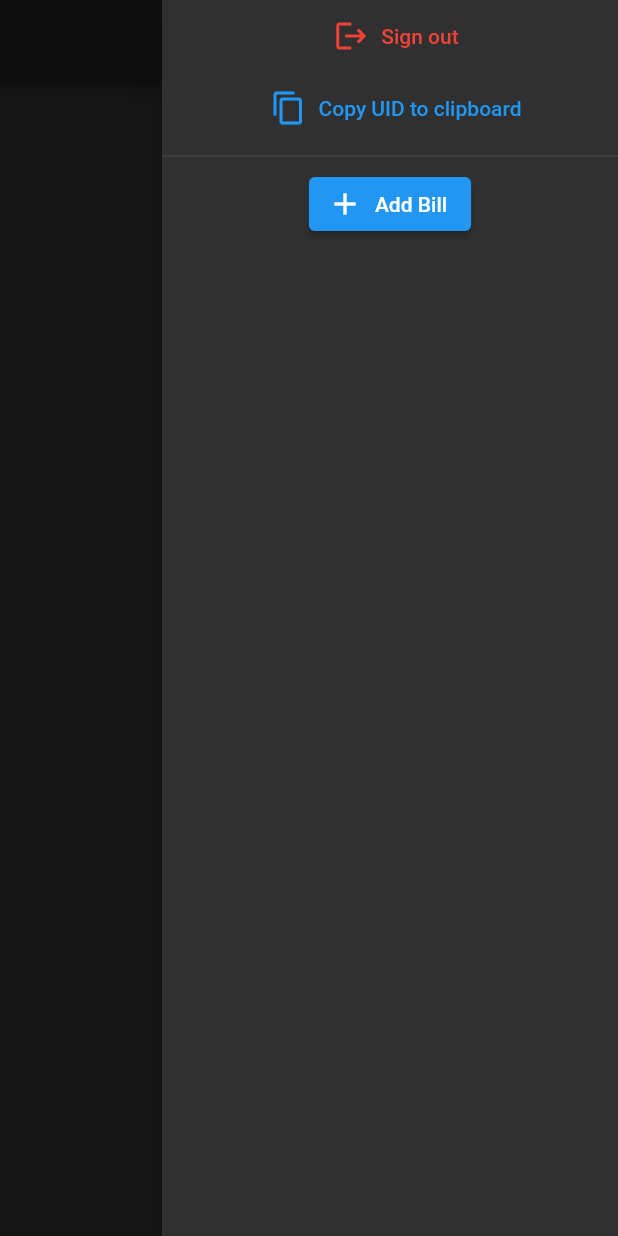
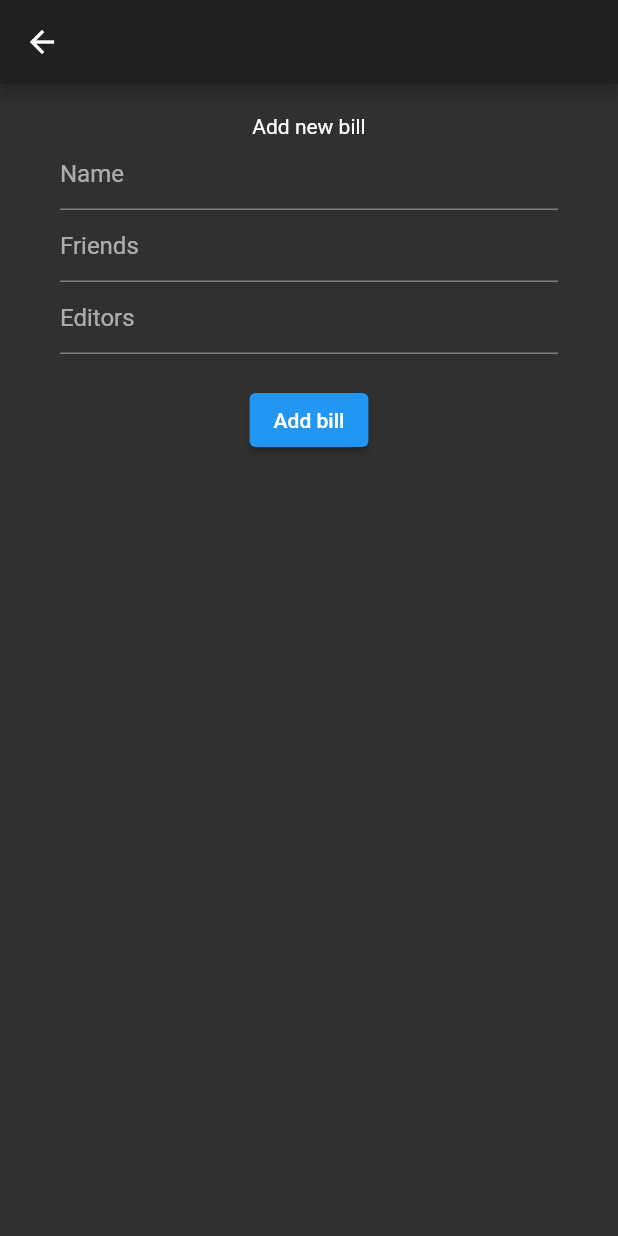
Before and after one commit to shammy8/bill_calculator_flutter, a Flutter app: the screen it shows once a user with an empty profile is signed in, in the side drawer, after a tap on "Add Bill", on a phone screen of 412 x 824 dp. Run offline on Flutter 3.47's test engine with Material 2 defaults, Android fonts, the phone set to English and light mode, and no system bars; our stand-ins replace cloud_firestore, firebase_auth, firebase_core, font_awesome_flutter, google_sign_in; missing offline and left inert: multiselect_formfield; accounts and stored records are empty; network calls fail.

Commit message:
Begin to add a screen for adding bill

```diff
--- a/lib/route_generator.dart
+++ b/lib/route_generator.dart
@@ -1,5 +1,4 @@
 import 'package:flutter/material.dart';
-import 'package:bill_calculator_flutter/screens/add_item.dart';
 import 'package:bill_calculator_flutter/screens/screens.dart';
 import 'package:bill_calculator_flutter/services/models.dart';
 // import 'package:bill_calculator_flutter/main.dart';
@@ -17,11 +16,13 @@ class RouteGenerator {
           );
         }
         return _errorRoute();
-      case '/add_bill':
+      case '/add_item':
         if (args is Bill) {
           return MaterialPageRoute(builder: (_) => AddItemScreen(bill: args));
         }
         return _errorRoute();
+      case '/add_bill':
+        return MaterialPageRoute(builder: (_) => const AddBillScreen());
       default:
         return _errorRoute();
     }
--- /dev/null
+++ b/lib/screens/add_bill.dart
@@ -0,0 +1,65 @@
+import 'package:flutter/material.dart';
+
+class AddBillScreen extends StatefulWidget {
+  const AddBillScreen({Key? key}) : super(key: key);
+
+  @override
+  _AddBillScreenState createState() => _AddBillScreenState();
+}
+
+class _AddBillScreenState extends State<AddBillScreen> {
+  final _formKey = GlobalKey<FormState>();
+  String name = '';
+
+  @override
+  Widget build(BuildContext context) {
+    return Scaffold(
+      appBar: AppBar(),
+      body: Container(
+        padding: const EdgeInsets.symmetric(vertical: 20, horizontal: 40),
+        child: Form(
+          key: _formKey,
+          child: SingleChildScrollView(
+            child: Column(
+              children: [
+                const Text('Add new bill'),
+                TextFormField(
+                  decoration: const InputDecoration(hintText: 'Name'),
+                  validator: (val) {
+                    if (val == '') {
+                      return 'Enter a name';
+                    } else if (val != null && val.length > 21) {
+                      return 'Description must be less than or equal to 20 letters long';
+                    }
+                    return null;
+                  },
+                  onChanged: (value) {
+                    setState(() => name = value);
+                  },
+                ),
+                TextFormField(
+                  decoration: const InputDecoration(hintText: 'Friends'),
+                ),
+                TextFormField(
+                  decoration: const InputDecoration(hintText: 'Editors'),
+                ),
+                const SizedBox(height: 20),
+                ElevatedButton(
+                  onPressed: () {
+                    if (_formKey.currentState!.validate()) {
+                      print(name);
+                      // StoreService().addItem(widget.bill.uid, description, cost,
+                      //     paidBy, sharedBy, date);
+                      // Navigator.pop(context);
+                    }
+                  },
+                  child: const Text('Add bill'),
+                ),
+              ],
+            ),
+          ),
+        ),
+      ),
+    );
+  }
+}
--- a/lib/screens/bill.dart
+++ b/lib/screens/bill.dart
@@ -32,7 +32,7 @@ class BillScreen extends StatelessWidget {
       builder: (context, child) {
         final List<Bill> bills = context.watch<List<Bill>>();
 
-        final items = context.watch<List<Item>>();
+        List<Item> items = context.watch<List<Item>>();
         items.sort((a, b) => b.date.compareTo(a.date));
 
         if (billId != 'empty') {
@@ -42,7 +42,7 @@ class BillScreen extends StatelessWidget {
             floatingActionButton: FloatingActionButton(
               onPressed: () {
                 Navigator.of(context).pushNamed(
-                  '/add_bill',
+                  '/add_item',
                   arguments: bill,
                 );
               },
--- a/lib/screens/screens.dart
+++ b/lib/screens/screens.dart
@@ -1,2 +1,4 @@
+export 'add_bill.dart';
+export 'add_item.dart';
 export 'bill.dart';
 export 'login.dart';
--- a/lib/shared/drawer.dart
+++ b/lib/shared/drawer.dart
@@ -45,7 +45,9 @@ class BillDrawer extends StatelessWidget {
             ),
             const Divider(),
             ElevatedButton.icon(
-              onPressed: () {},
+              onPressed: () {
+                Navigator.of(context).pushNamed('/add_bill');
+              },
               icon: const Icon(Icons.add),
               label: const Text('Add Bill'),
             ),
```
